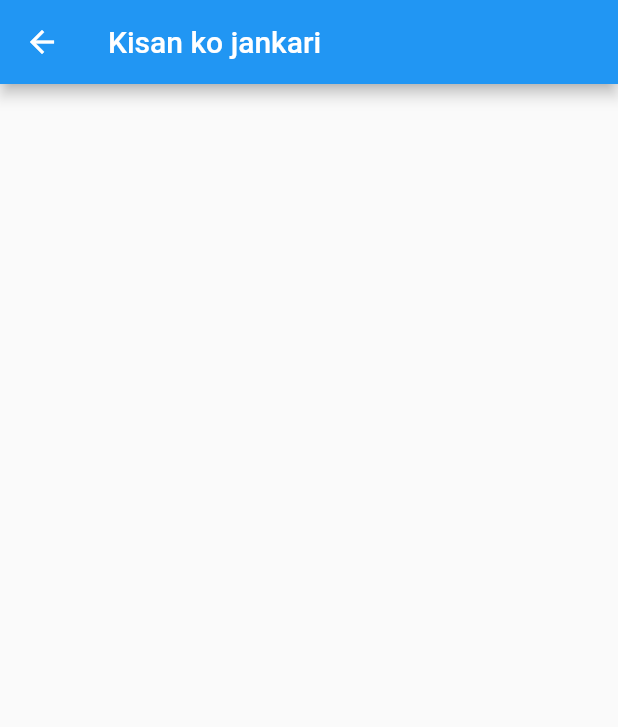
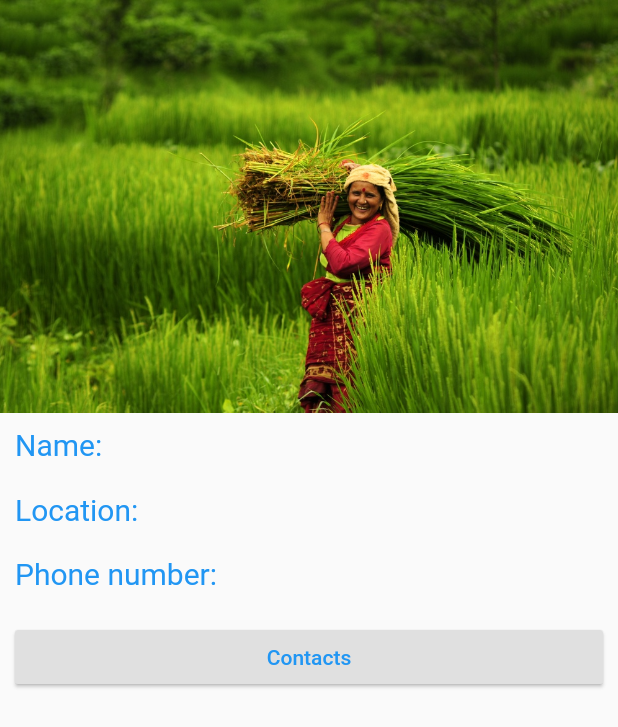
Before and after one commit to rojinamaharjan123/agriculture, a Flutter app: the FarmersDetails screen opened directly, on a phone screen of 412 x 824 dp. Shown: the top 727 px of the screen. Run offline on Flutter 3.47's test engine with Material 2 defaults, Android fonts, the phone set to English and light mode, and no system bars; our stand-ins replace audioplayers; network calls fail.

Commit message:
farmers details

```diff
--- a/lib/farmers/farmerdetails.dart
+++ b/lib/farmers/farmerdetails.dart
@@ -1,30 +1,93 @@
 import 'package:flutter/material.dart';
 
+void main() => runApp(MyApp());
+
+class MyApp extends StatelessWidget {
+  // This widget is the root of your application.
+  @override
+  Widget build(BuildContext context) {
+    return MaterialApp(
+      debugShowCheckedModeBanner: false,
+      home: FarmersDetails(),
+    );
+  }
+}
+
 class FarmersDetails extends StatefulWidget {
-  FarmersDetails({Key key}) : super(key: key);
-
+  @override
   _FarmersDetailsState createState() => _FarmersDetailsState();
 }
 
 class _FarmersDetailsState extends State<FarmersDetails> {
-   Widget _buildBackground() {
-    return new Image.asset(
-      'asset/brad1.jpg',
-      fit: BoxFit.cover,
-    );
-  }
-  @override
   Widget build(BuildContext context) {
     return Scaffold(
-      appBar: new AppBar(
-        title: new Text("Kisan ko jankari"),
-      ),
       body: ListView(
+        shrinkWrap: true,
         children: <Widget>[
-          _buildBackground(),
+          Column(
+            crossAxisAlignment: CrossAxisAlignment.start,
+            children: <Widget>[
+              Stack(
+                children: <Widget>[
+                  Container(
+                    height: 275.0,
+                    decoration: BoxDecoration(
+                        image: DecorationImage(
+                            image: AssetImage("images/farmer.jpg"),
+                            fit: BoxFit.cover)),
+                  ),
+                ],
+              ),
+            ],
+          ),
+          Padding(
+            padding: EdgeInsets.all(10),
+            child: Text(
+              "Name:",
+              style: TextStyle(color: Colors.blue, fontSize: 20.0),
+            ),
+          ),
+          Padding(
+            padding: EdgeInsets.all(10),
+            child: Text(
+              "Location:",
+              style: TextStyle(color: Colors.blue, fontSize: 20.0),
+            ),
+          ),
+          Padding(
+            padding: EdgeInsets.all( 10.0),
+            child: ClipRRect(
+              borderRadius: BorderRadius.circular(8.0),
+              child: Text(
+                "Phone number: ",
+                style: TextStyle(
+                  color: Colors.blue,
+                  fontSize: 20.0,
+                ),
+              ),
+            ),
+          ),
+           Padding(
+               padding: EdgeInsets.all(10),
+             child: new RaisedButton(
+               textColor: Colors.blue,
+               elevation: 1,
+               onPressed:
+             (){},
+                 child: new Text("Contacts"),
+
+
+
+
+
+
+
+
+
+             ),
+           )
 
         ],
-
       ),
     );
   }
--- a/pubspec.yaml
+++ b/pubspec.yaml
@@ -49,6 +49,7 @@ flutter:
     - assets/wickedgame.mp3
     - assets/sound_alarm.mp3
     - images/brad1.jpg
+    - images/farmer.jpg
 
   # An image asset can refer to one or more resolution-specific "variants", see
   # https://flutter.dev/assets-and-images/#resolution-aware.
```
Also changed, not shown: images/farmer.jpg (added).
